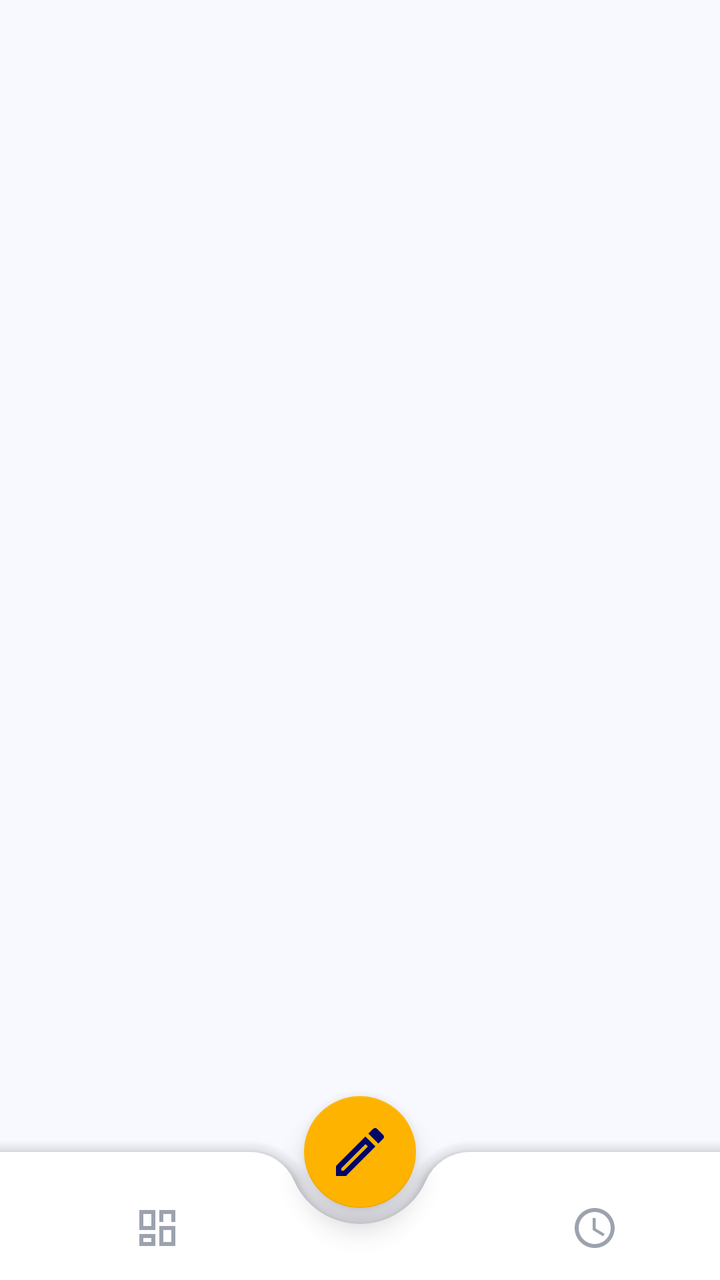
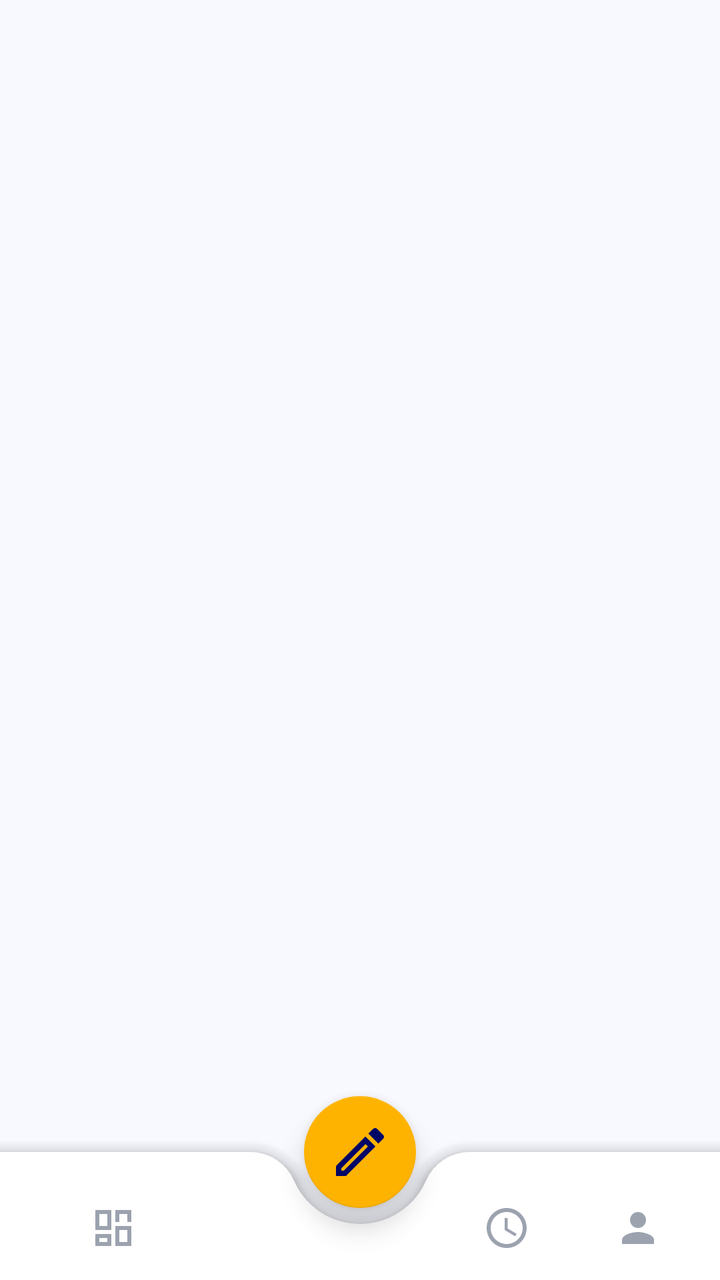

An Android layout rendered at two revisions. The XML below is the earlier revision; the diff shows what the commit changed to produce the second picture.
<!-- AndroidManifest.xml: application theme Theme.JavaTraining -->
<!-- res/layout/activity_main.xml -->
<?xml version="1.0" encoding="utf-8"?>
<androidx.coordinatorlayout.widget.CoordinatorLayout xmlns:android="http://schemas.android.com/apk/res/android"
    xmlns:app="http://schemas.android.com/apk/res-auto"
    android:layout_width="match_parent"
    android:layout_height="match_parent"
    android:background="@color/ent_background">

    <FrameLayout
        android:id="@+id/fragment_container"
        android:layout_width="match_parent"
        android:layout_height="match_parent" />

    <com.google.android.material.bottomappbar.BottomAppBar
        android:id="@+id/bottomAppBar"
        android:layout_width="match_parent"
        android:layout_height="64dp"
        android:layout_gravity="bottom"
        app:backgroundTint="@color/ent_surface"
        app:fabCradleMargin="8dp"
        app:fabCradleRoundedCornerRadius="24dp"
        app:fabCradleVerticalOffset="0dp"
        app:elevation="12dp">

        <LinearLayout
            android:layout_width="match_parent"
            android:layout_height="match_parent"
            android:orientation="horizontal"
            android:paddingHorizontal="8dp"
            android:paddingTop="12dp"
            android:gravity="center_vertical">

            
            <RelativeLayout
                android:id="@+id/navDashboard"
                android:layout_width="0dp"
                android:layout_height="match_parent"
                android:layout_weight="1"
                android:clickable="true"
                android:focusable="true"
                android:background="?attr/selectableItemBackgroundBorderless">
                <ImageView
                    android:id="@+id/iconDashboard"
                    android:layout_width="24dp"
                    android:layout_height="24dp"
                    android:layout_centerInParent="true"
                    android:src="@drawable/ic_nav_dashboard" />
                <View
                    android:id="@+id/dotDashboard"
                    android:layout_width="4dp"
                    android:layout_height="4dp"
                    android:layout_below="@id/iconDashboard"
                    android:layout_centerHorizontal="true"
                    android:layout_marginTop="4dp"
                    android:background="@drawable/bg_nav_dot"
                    android:visibility="invisible" />
            </RelativeLayout>

            
            <View
                android:layout_width="0dp"
                android:layout_height="0dp"
                android:layout_weight="1" />

            
            <RelativeLayout
                android:id="@+id/navHistory"
                android:layout_width="0dp"
                android:layout_height="match_parent"
                android:layout_weight="1"
                android:clickable="true"
                android:focusable="true"
                android:background="?attr/selectableItemBackgroundBorderless">
                <ImageView
                    android:id="@+id/iconHistory"
                    android:layout_width="24dp"
                    android:layout_height="24dp"
                    android:layout_centerInParent="true"
                    android:src="@drawable/ic_nav_history" />
                <View
                    android:id="@+id/dotHistory"
                    android:layout_width="4dp"
                    android:layout_height="4dp"
                    android:layout_below="@id/iconHistory"
                    android:layout_centerHorizontal="true"
                    android:layout_marginTop="4dp"
                    android:background="@drawable/bg_nav_dot"
                    android:visibility="invisible" />
            </RelativeLayout>

        </LinearLayout>
    </com.google.android.material.bottomappbar.BottomAppBar>

    <com.google.android.material.floatingactionbutton.FloatingActionButton
        android:id="@+id/fabManual"
        android:layout_width="wrap_content"
        android:layout_height="wrap_content"
        android:src="@drawable/ic_nav_manual"
        app:backgroundTint="@color/ent_secondary"
        app:tint="@color/ent_primary"
        app:layout_anchor="@id/bottomAppBar"
        app:fabCustomSize="56dp"
        app:maxImageSize="32dp"
        app:elevation="8dp" />

</androidx.coordinatorlayout.widget.CoordinatorLayout>
<!-- resources referenced by this layout -->
<resources>
  <color name="ent_background">#F8F9FF</color>
  <color name="ent_primary">#000666</color>
  <color name="ent_secondary">#FEB300</color>
  <color name="ent_surface">#FFFFFF</color>
  <!-- drawable bg_nav_dot (drawable) -->
  <?xml version="1.0" encoding="utf-8"?>
  <shape xmlns:android="http://schemas.android.com/apk/res/android" android:shape="oval">
      <solid android:color="@color/dash_accent_orange" />
      <size android:width="4dp" android:height="4dp" />
  </shape>
  <!-- drawable ic_nav_dashboard (drawable) -->
  <vector xmlns:android="http://schemas.android.com/apk/res/android"
      android:width="24dp"
      android:height="24dp"
      android:viewportWidth="24"
      android:viewportHeight="24">
    <path
        android:pathData="M3,13h8V3H3v10zM3,21h8v-6H3v6zM13,21h8V11h-8v10zM13,3v6h8V3h-8zM5,5h4v6H5V5zM15,13h4v6h-4v-6zM5,17h4v2H5v-2zM15,5h4v4h-4V5z"
        android:fillColor="@color/nav_inactive_gray"/>
  </vector>
  <!-- drawable ic_nav_history (drawable) -->
  <vector xmlns:android="http://schemas.android.com/apk/res/android"
      android:width="24dp"
      android:height="24dp"
      android:viewportWidth="24"
      android:viewportHeight="24">
    <path
        android:pathData="M11.99,2C6.47,2 2,6.48 2,12s4.47,10 9.99,10C17.52,22 22,17.52 22,12S17.52,2 11.99,2zM12,20c-4.42,0 -8,-3.58 -8,-8s3.58,-8 8,-8 8,3.58 8,8 -3.58,8 -8,8z"
        android:fillColor="@color/nav_inactive_gray"/>
    <path
        android:pathData="M12.5,7H11v6l5.25,3.15 0.75,-1.23 -4.5,-2.67z"
        android:fillColor="@color/nav_inactive_gray"/>
  </vector>
  <!-- drawable ic_nav_manual (drawable) -->
  <vector xmlns:android="http://schemas.android.com/apk/res/android"
      android:width="24dp"
      android:height="24dp"
      android:viewportWidth="24"
      android:viewportHeight="24">
    <path
        android:pathData="M14.06,9.02l0.92,0.92L5.92,19H5v-0.92l9.06,-9.06M17.66,3c-0.25,0 -0.51,0.1 -0.7,0.29l-1.83,1.83 3.75,3.75 1.83,-1.83c0.39,-0.39 0.39,-1.02 0,-1.41l-2.34,-2.34c-0.2,-0.2 -0.45,-0.29 -0.71,-0.29zm-3.6,3.19L3,17.25V21h3.75L17.81,9.94l-3.75,-3.75z"
        android:fillColor="@color/nav_inactive_gray"/>
  </vector>
  <color name="dash_accent_orange">#F4A912</color>
  <color name="nav_inactive_gray">#9CA3AF</color>
  <color name="colorPrimary">#1A2D72</color>
  <color name="colorPrimaryDark">#141A4C</color>
  <color name="textWhite">#FFFFFF</color>
  <color name="colorAccent">#F4A912</color>
  <color name="backgroundLight">#1A2D72</color>
  <color name="cardBackground">#283C90</color>
  <color name="textPrimary">#FFFFFF</color>
  <!-- unchanged entries left out for length: 1 -->
</resources>

<!-- the commit's change to res/layout/activity_main.xml (unified diff, before → after) -->
@@ -56,6 +56,32 @@
             </RelativeLayout>
 
             
+            <RelativeLayout
+                android:id="@+id/navQuickIzin"
+                android:layout_width="0dp"
+                android:layout_height="match_parent"
+                android:layout_weight="1"
+                android:clickable="true"
+                android:focusable="true"
+                android:background="?attr/selectableItemBackgroundBorderless">
+                <ImageView
+                    android:id="@+id/iconQuickIzin"
+                    android:layout_width="24dp"
+                    android:layout_height="24dp"
+                    android:layout_centerInParent="true"
+                    android:src="@drawable/ic_calendar" />
+                <View
+                    android:id="@+id/dotQuickIzin"
+                    android:layout_width="4dp"
+                    android:layout_height="4dp"
+                    android:layout_below="@id/iconQuickIzin"
+                    android:layout_centerHorizontal="true"
+                    android:layout_marginTop="4dp"
+                    android:background="@drawable/bg_nav_dot"
+                    android:visibility="invisible" />
+            </RelativeLayout>
+
+            
             <View
                 android:layout_width="0dp"
                 android:layout_height="0dp"
@@ -87,6 +113,32 @@
                     android:visibility="invisible" />
             </RelativeLayout>
 
+            
+            <RelativeLayout
+                android:id="@+id/navProfile"
+                android:layout_width="0dp"
+                android:layout_height="match_parent"
+                android:layout_weight="1"
+                android:clickable="true"
+                android:focusable="true"
+                android:background="?attr/selectableItemBackgroundBorderless">
+                <ImageView
+                    android:id="@+id/iconProfile"
+                    android:layout_width="24dp"
+                    android:layout_height="24dp"
+                    android:layout_centerInParent="true"
+                    android:src="@drawable/ic_nav_profile" />
+                <View
+                    android:id="@+id/dotProfile"
+                    android:layout_width="4dp"
+                    android:layout_height="4dp"
+                    android:layout_below="@id/iconProfile"
+                    android:layout_centerHorizontal="true"
+                    android:layout_marginTop="4dp"
+                    android:background="@drawable/bg_nav_dot"
+                    android:visibility="invisible" />
+            </RelativeLayout>
+
         </LinearLayout>
     </com.google.android.material.bottomappbar.BottomAppBar>
 
<!-- resource entries referenced after the edit -->
@@ -10,6 +10,16 @@
       <solid android:color="@color/dash_accent_orange" />
       <size android:width="4dp" android:height="4dp" />
   </shape>
+  <!-- drawable ic_calendar (drawable) -->
+  <vector xmlns:android="http://schemas.android.com/apk/res/android"
+      android:width="24dp"
+      android:height="24dp"
+      android:viewportWidth="24"
+      android:viewportHeight="24">
+    <path
+        android:fillColor="@android:color/white"
+        android:pathData="M20,3h-1V1h-2v2H7V1H5v2H4c-1.1,0 -2,0.9 -2,2v16c0,1.1 0.9,2 2,2h16c1.1,0 2,-0.9 2,-2V5c0,-1.1 -0.9,-2 -2,-2zM20,21H4V8h16v13z"/>
+  </vector>
   <!-- drawable ic_nav_dashboard (drawable) -->
   <vector xmlns:android="http://schemas.android.com/apk/res/android"
       android:width="24dp"
@@ -43,6 +53,16 @@
         android:pathData="M14.06,9.02l0.92,0.92L5.92,19H5v-0.92l9.06,-9.06M17.66,3c-0.25,0 -0.51,0.1 -0.7,0.29l-1.83,1.83 3.75,3.75 1.83,-1.83c0.39,-0.39 0.39,-1.02 0,-1.41l-2.34,-2.34c-0.2,-0.2 -0.45,-0.29 -0.71,-0.29zm-3.6,3.19L3,17.25V21h3.75L17.81,9.94l-3.75,-3.75z"
         android:fillColor="@color/nav_inactive_gray"/>
   </vector>
+  <!-- drawable ic_nav_profile (drawable) -->
+  <vector xmlns:android="http://schemas.android.com/apk/res/android"
+      android:width="24dp"
+      android:height="24dp"
+      android:viewportWidth="24"
+      android:viewportHeight="24">
+    <path
+        android:pathData="M12,12c2.21,0 4,-1.79 4,-4s-1.79,-4 -4,-4 -4,1.79 -4,4 1.79,4 4,4zm0,2c-2.67,0 -8,1.34 -8,4v2h16v-2c0,-2.66 -5.33,-4 -8,-4z"
+        android:fillColor="@color/nav_inactive_gray"/>
+  </vector>
   <color name="dash_accent_orange">#F4A912</color>
   <color name="nav_inactive_gray">#9CA3AF</color>
   <color name="colorPrimary">#1A2D72</color>
